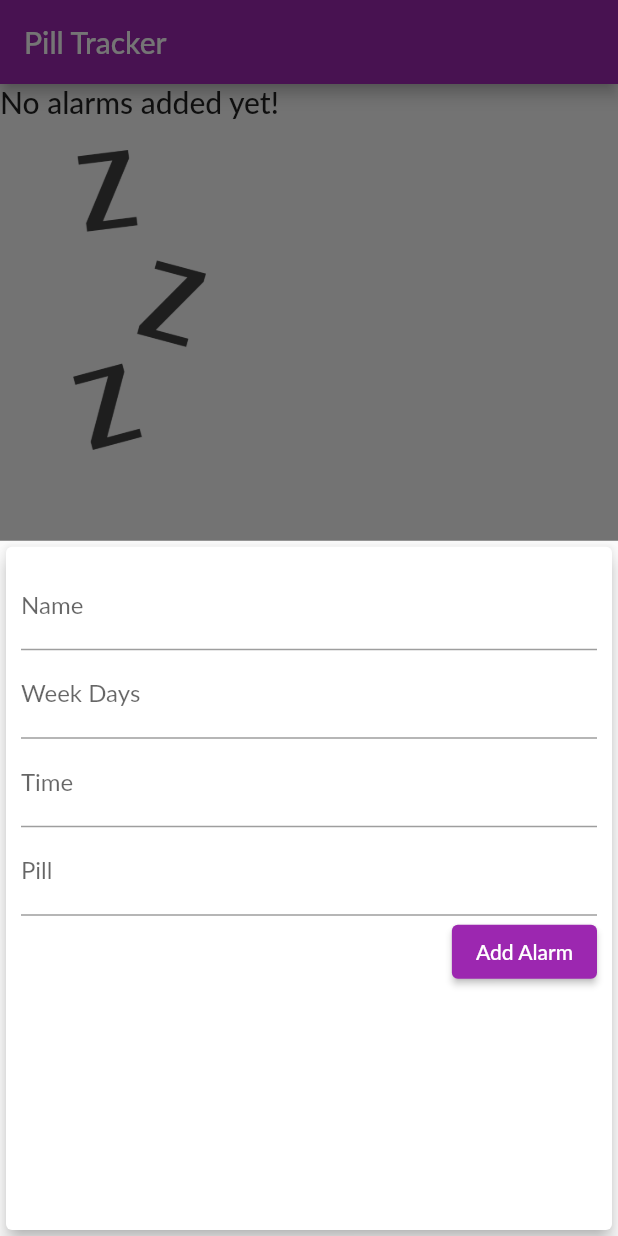
After one commit to alirizatemel/pill_tracker, a Flutter app: the screen it shows after launch, after a tap on the "add" icon, on a phone screen of 412 x 824 dp. The commit adds this screen. Run offline on Flutter 3.47's test engine with Material 2 defaults, Android fonts, the phone set to English and light mode, and no system bars; our stand-ins replace shared_preferences; Roboto replaces fonts that are missing (Lato).

Commit message:
new alarm page added

```diff
--- a/lib/main.dart
+++ b/lib/main.dart
@@ -28,6 +28,7 @@ class MyApp extends StatelessWidget {
           update: (ctx, auth, previousPills) => Pills(
             auth.token,
             auth.userId,
+            // ignore: unnecessary_null_comparison
             previousPills == null ? [] : previousPills.items,
           ),
         ),
@@ -36,6 +37,7 @@ class MyApp extends StatelessWidget {
           update: (ctx, auth, previousAlarms) => Alarm(
             auth.token,
             auth.userId,
+            // ignore: unnecessary_null_comparison
             previousAlarms == null ? [] : previousAlarms.alarms,
           ),
         ),
@@ -44,12 +46,10 @@ class MyApp extends StatelessWidget {
         builder: (ctx, auth, _) => MaterialApp(
           title: 'pill tracker',
           theme: ThemeData(
-            primarySwatch: Colors.purple,
-            accentColor: Colors.deepOrange,
-            fontFamily: 'Lato',
+            fontFamily: 'Lato', colorScheme: ColorScheme.fromSwatch(primarySwatch: Colors.purple).copyWith(secondary: Colors.green[800]),
           ),
           home: auth.isAuth
-              ? AlarmScreen()
+              ? AlarmScreen([])
               : FutureBuilder(
                   future: auth.tryAutoLogin(),
                   builder: (ctx, authResultSnapshot) =>
@@ -59,7 +59,7 @@ class MyApp extends StatelessWidget {
                           : AuthScreen(),
                 ),
           routes: {
-            AlarmScreen.routeName: (ctx) => AlarmScreen(),
+            AlarmScreen.routeName: (ctx) => AlarmScreen([]),
             ProfileScreen.routeName: (ctx) => ProfileScreen(),
             PillScreen.routeName: (ctx) => PillScreen()
           },
--- a/lib/providers/alarm.dart
+++ b/lib/providers/alarm.dart
@@ -1,12 +1,13 @@
 import 'dart:convert';
-
+import 'package:flutter/material.dart';
 import 'package:flutter/foundation.dart';
 import 'package:http/http.dart' as http;
+import 'package:pill_tracker/screens/new_alarm.dart';
 
 class AlarmItem {
   final String id;
   final String name;
-  final List<int> weekDays;
+  final String weekDays;
   final String time;
   final String pillId;
   AlarmItem(
@@ -32,7 +33,37 @@ class Alarm with ChangeNotifier {
     return _alarms.length;
   }
 
-  void addItem(String pillId, String name, String time, List<int> weekDays) {
+  Future<void> addAlarm(AlarmItem alarm) async {
+
+    final url =
+        Uri.https('https://pill-trucker-default-rtdb.europe-west1.firebasedatabase.app/', '/alarms.json?auth=$authToken');
+    try {
+      final response = await http.post(
+        url,
+        body: json.encode({
+          'name': alarm.name,
+          'weekDays': alarm.weekDays,
+          'time': alarm.time,
+          'pillId': alarm.pillId,
+        }),
+      );
+      final newAlarm = AlarmItem(
+        name: alarm.name,
+        weekDays: alarm.weekDays,
+        time: alarm.time,
+        pillId: alarm.pillId,
+        id: json.decode(response.body)['name'],
+      );
+      _alarms.add(newAlarm);
+      notifyListeners();
+    } catch (error) {
+      print(error);
+      throw error;
+    }
+  }
+
+  void addItem(String pillId, String name, String time, String weekDays) {
+    print('TESST');
     if (_items.containsKey(pillId)) {
       // change quantity...
       _items.update(
@@ -58,8 +89,8 @@ class Alarm with ChangeNotifier {
     notifyListeners();
   }
 
-  void removeItem(String productId) {
-    _items.remove(productId);
+  void removeItem(String alarmId) {
+    _items.remove(alarmId);
     notifyListeners();
   }
 
--- a/lib/screens/alarm.dart
+++ b/lib/screens/alarm.dart
@@ -1,42 +1,108 @@
 import 'package:flutter/material.dart';
+import 'package:intl/intl.dart';
+import 'package:pill_tracker/screens/new_alarm.dart';
+import 'package:provider/provider.dart';
+import '../providers/alarm.dart';
+import 'package:path/path.dart';
 
 class AlarmScreen extends StatefulWidget {
   static const routeName = '/alarm';
-  AlarmScreen();
+  final List<AlarmItem> alarms;
+  // final Function deleteAlarm;
+
+  AlarmScreen(this.alarms);
 
   @override
-  _AlarmScreenState createState() => _AlarmScreenState();
+  State<AlarmScreen> createState() => _AlarmScreenState();
 }
 
 class _AlarmScreenState extends State<AlarmScreen> {
+  Future<void> _addNewAlarm(
+      String aName, String aTime, String pillId, String weekDays) async {
+
+    final newAlarm = AlarmItem(
+      name: aName,
+      time: aTime,
+      pillId: pillId,
+      weekDays: weekDays,
+      id: DateTime.now().toString(),
+    );
+    print(newAlarm);
+    await Provider.of<Alarm>(this.context,listen: false).addAlarm(newAlarm);
+  }
+
+  void _startAddNewAlarm(BuildContext ctx) {
+    showModalBottomSheet(
+      context: ctx,
+      builder: (_) {
+        return GestureDetector(
+          onTap: () {},
+          child: NewAlarm(_addNewAlarm),
+          behavior: HitTestBehavior.opaque,
+        );
+      },
+    );
+  }
+
   @override
   Widget build(BuildContext context) {
     return Scaffold(
-      appBar: AppBar(
-        title: Text('Alarms'),
+      appBar: AppBar(title: Text('Pill Tracker')),
+      floatingActionButtonLocation: FloatingActionButtonLocation.centerFloat,
+      floatingActionButton: FloatingActionButton(
+        child: Icon(Icons.add),
+        onPressed: () => _startAddNewAlarm(context),
       ),
-      body: Column(
-        crossAxisAlignment: CrossAxisAlignment.end,
+      body: widget.alarms.isEmpty
+          ? Column(
               children: <Widget>[
-          TextField(
-            decoration: InputDecoration(labelText: 'Drug Name'),
+                Text(
+                  'No alarms added yet!',
+                  style: Theme.of(context).textTheme.headline6,
                 ),
-          TextField(
-            decoration: InputDecoration(labelText: 'Milligram'),
+                SizedBox(
+                  height: 20,
                 ),
-          Text(
-            'Or',
-            style: TextStyle(fontSize: 28),
-            textAlign: TextAlign.center,
+                Container(
+                    height: 200,
+                    child: Image.asset(
+                      'assets/images/waiting.png',
+                      fit: BoxFit.cover,
+                    )),
+              ],
+            )
+          : ListView.builder(
+              itemBuilder: (ctx, index) {
+                return Card(
+                  elevation: 5,
+                  margin: EdgeInsets.symmetric(
+                    vertical: 8,
+                    horizontal: 5,
                   ),
-          TextField(
-            decoration: InputDecoration(labelText: 'SCAN QR CODE'),
+                  child: ListTile(
+                    leading: CircleAvatar(
+                      radius: 30,
+                      child: Padding(
+                        padding: EdgeInsets.all(6),
+                        child: FittedBox(
+                          child: Text('\$${widget.alarms[index].name}'),
                         ),
-          ElevatedButton(
-            child: Text('Save'),
+                      ),
+                    ),
+                    title: Text(
+                      widget.alarms[index].name,
+                      style: Theme.of(context).textTheme.headline6,
+                    ),
+                    subtitle: Text(widget.alarms[index].time),
+                    trailing: IconButton(
+                      icon: Icon(Icons.delete),
+                      color: Theme.of(context).errorColor,
                       onPressed: () {},
                     ),
-        ],
+                  ),
+                );
+              },
+              itemCount: widget.alarms.length,
             ),
     );
   }
--- /dev/null
+++ b/lib/screens/new_alarm.dart
@@ -0,0 +1,82 @@
+import 'package:flutter/material.dart';
+import 'package:intl/intl.dart';
+
+class NewAlarm extends StatefulWidget {
+  final Function addAlarm;
+
+  NewAlarm(this.addAlarm);
+
+  @override
+  _NewAlarmState createState() => _NewAlarmState();
+}
+
+class _NewAlarmState extends State<NewAlarm> {
+  final _nameController = TextEditingController();
+  final _timeController = TextEditingController();
+  final _weekDaysController = TextEditingController();
+  final _pillController= TextEditingController();
+
+  void _submitData() {
+    if (_timeController.text.isEmpty) {
+      return;
+    }
+    final enteredName = _nameController.text;
+    final enteredTime = _timeController.text;
+    final enteredWeekDays = _weekDaysController.text;
+    final enteredPill = _pillController.text;
+
+    if (enteredName.isEmpty || enteredTime.isEmpty || enteredWeekDays.isEmpty || enteredPill.isEmpty) {
+      return;
+    }
+
+    widget.addAlarm(
+      enteredName,
+      enteredTime,
+      enteredWeekDays,
+      enteredPill,
+    );
+
+    Navigator.of(context).pop();
+  }
+
+
+  @override
+  Widget build(BuildContext context) {
+    return Card(
+      elevation: 5,
+      child: Container(
+        padding: EdgeInsets.all(10),
+        child: Column(
+          crossAxisAlignment: CrossAxisAlignment.end,
+          children: <Widget>[
+            TextField(
+              decoration: InputDecoration(labelText: 'Name'),
+              controller: _nameController,
+              onSubmitted: (_) => _submitData(),
+            ),
+            TextField(
+              decoration: InputDecoration(labelText: 'Week Days'),
+              controller: _weekDaysController,
+              onSubmitted: (_) => _submitData(),
+            ),
+            TextField(
+              decoration: InputDecoration(labelText: 'Time'),
+              controller: _timeController,
+              onSubmitted: (_) => _submitData(),
+            ),
+            TextField(
+              decoration: InputDecoration(labelText: 'Pill'),
+              controller: _pillController,
+              onSubmitted: (_) => _submitData(),
+            ),
+            ElevatedButton(
+              child: Text('Add Alarm'),
+              style: ElevatedButton.styleFrom(primary: Colors.purple, onPrimary:  Colors.white),
+              onPressed: _submitData,
+            ),
+          ],
+        ),
+      ),
+    );
+  }
+}
--- a/lib/screens/tabs_screen.dart
+++ b/lib/screens/tabs_screen.dart
@@ -17,7 +17,7 @@ class _TabsScreenState extends State<TabsScreen> {
   void initState() {
     _pages = [
       {
-        'page': AlarmScreen(),
+        'page': AlarmScreen([]),
         'title': 'Alarms',
       },
       {
--- a/pubspec.yaml
+++ b/pubspec.yaml
@@ -62,8 +62,8 @@ flutter:
   uses-material-design: true
 
   # To add assets to your application, add an assets section, like this:
-  # assets:
-  #   - images/a_dot_burr.jpeg
+  assets:
+    - assets/images/waiting.png
   #   - images/a_dot_ham.jpeg
 
   # An image asset can refer to one or more resolution-specific "variants", see
```
Also changed, not shown: assets/images/waiting.png (added). Lines whose indentation alone changed are shown as unchanged.
